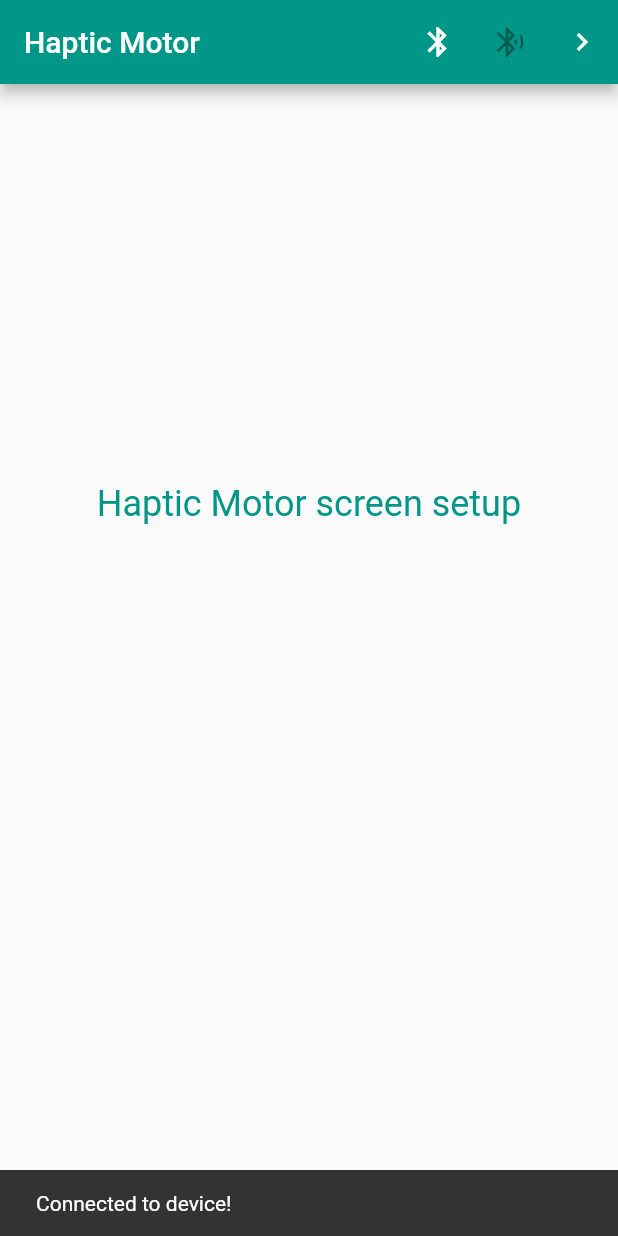
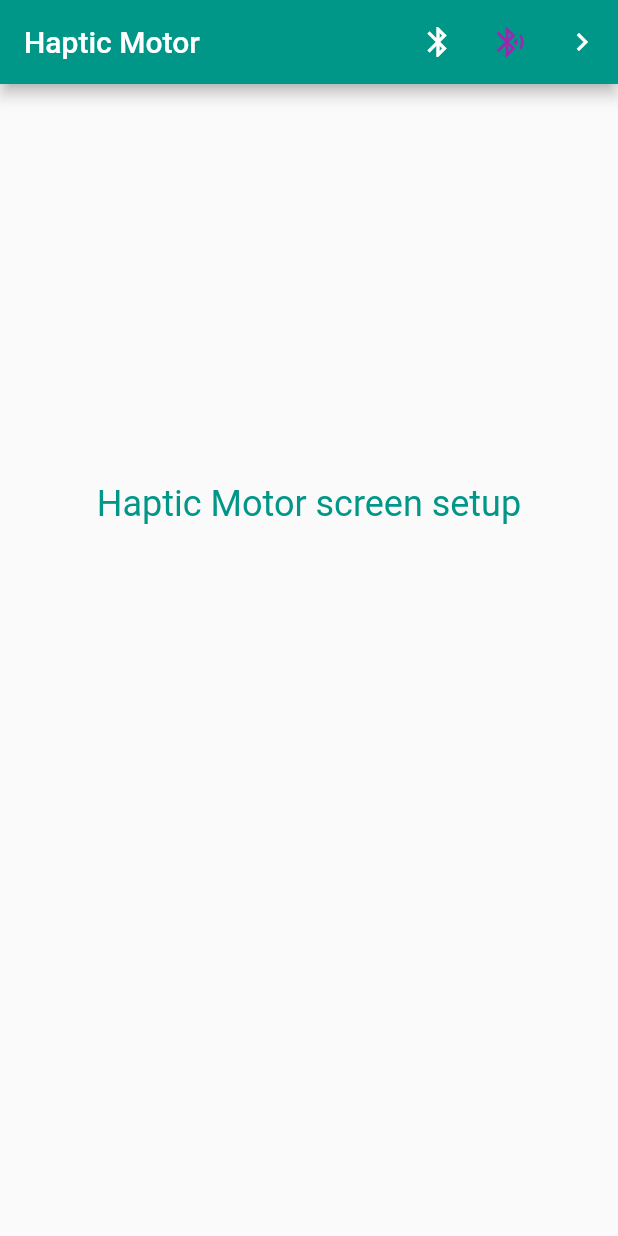
Before and after one commit to patel601/BruxAlertApp, a Flutter app: the MyStatelessWidget screen opened directly, after a tap on the "bluetooth" icon, on a phone screen of 412 x 824 dp. Run offline on Flutter 3.47's test engine with Material 2 defaults, Android fonts, the phone set to English and light mode, and no system bars; our stand-ins replace syncfusion_flutter_calendar; Roboto replaces fonts that are missing (Cairo).

Commit message:
04/06/2021

```diff
--- a/lib/hapticMotor.dart
+++ b/lib/hapticMotor.dart
@@ -30,13 +30,13 @@ class MyStatelessWidget extends StatelessWidget {
             icon: const Icon(Icons.bluetooth),
             tooltip: 'Show connection',
             onPressed: () {
-              ScaffoldMessenger.of(context).showSnackBar(
-                  const SnackBar(content: Text('Connected to device!')));
+              //ScaffoldMessenger.of(context).showSnackBar(
+                  //const SnackBar(content: Text('Connected to device!')));
             },
           ),
           IconButton(
             icon: const Icon(Icons.bluetooth_audio),
-
+            onPressed: () { },
             color: Colors.purple,
 
               tooltip: 'Toggle Bluetooth'
```
Also changed, not shown: lib/main.dart (+17 -1 lines), lib/calendar.dart (added), lib/heartRate2.dart (added).
